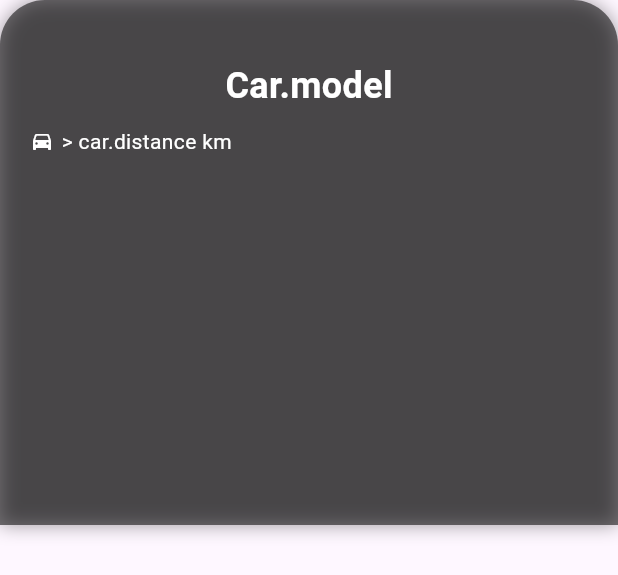
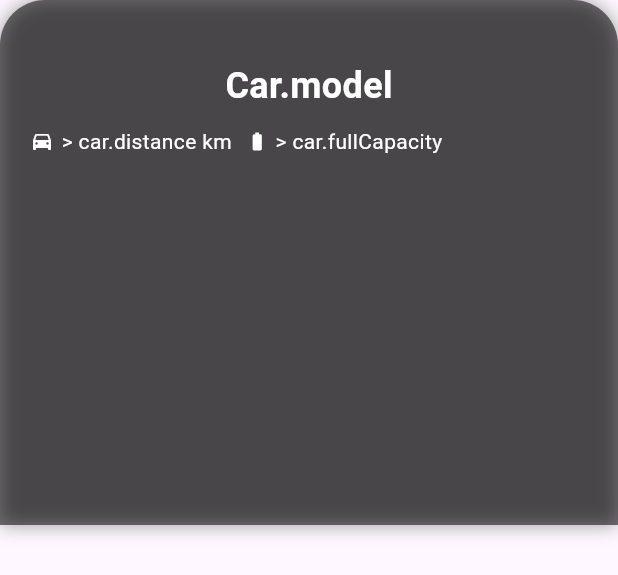
Before and after one commit to Ryuuutaaa/rent-car, a Flutter app: the CardDetailCard widget shown alone on an empty page, opened directly, on a phone screen of 412 x 824 dp. Shown: the top 575 px of the screen. Run offline on Flutter 3.47's test engine with Material 3 defaults, Android fonts, the phone set to English and light mode, and no system bars; our stand-ins replace cloud_firestore, firebase_core, flutter_map, latlong2; accounts and stored records are empty.

Commit message:
Add battery capacity display to CardDetailCard for enhanced vehicle information

```diff
--- a/lib/presentation/pages/MapsDetailsPage.dart
+++ b/lib/presentation/pages/MapsDetailsPage.dart
@@ -89,7 +89,22 @@ Widget CardDetailCard() {
                   Text(
                     '> car.distance km',
                     style: TextStyle(color: Colors.white, fontSize: 14),
-                  )
+                  ),
+                  SizedBox(
+                    width: 10,
+                  ),
+                  Icon(
+                    Icons.battery_full,
+                    color: Colors.white,
+                    size: 14,
+                  ),
+                  SizedBox(
+                    width: 5,
+                  ),
+                  Text(
+                    '> car.fullCapacity',
+                    style: TextStyle(color: Colors.white, fontSize: 14),
+                  ),
                 ],
               )
             ],
```
